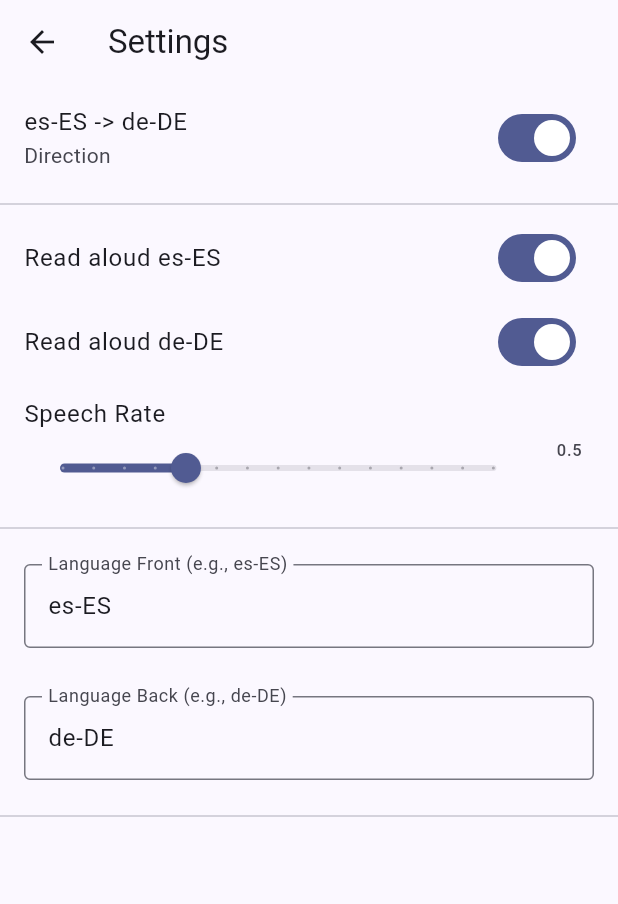
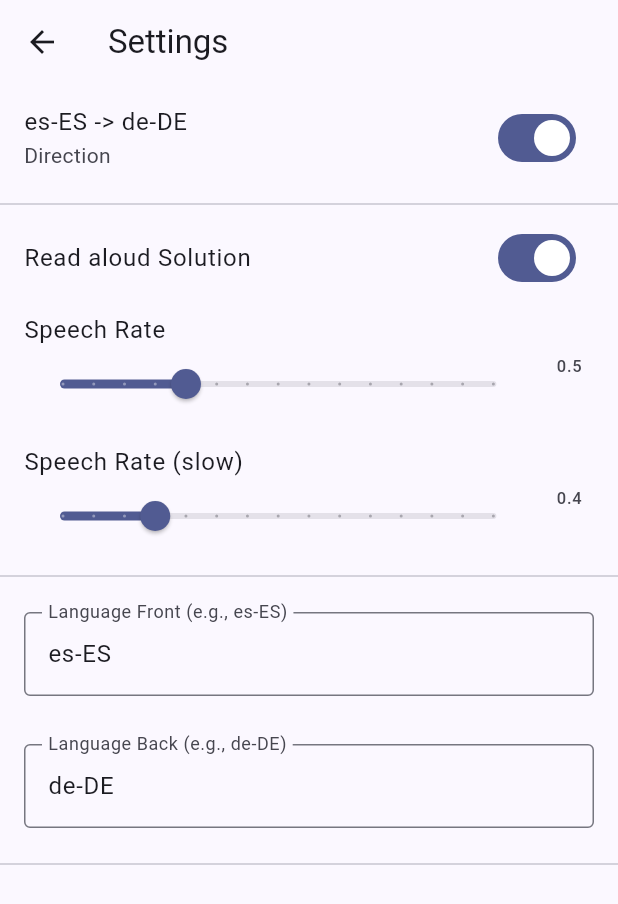
Before and after one commit to snst/wortschatz, a Flutter app: the SettingsView screen opened directly, on a phone screen of 412 x 824 dp. Shown: the top 904 px of the screen. Run offline on Flutter 3.47's test engine with Material 3 defaults, Android fonts, the phone set to English and light mode, and no system bars; our stand-ins replace drift, file_picker, flutter_riverpod, flutter_tts, shared_preferences; missing offline and left inert: translator; accounts and stored records are empty; generated files the repository leaves out were written again.

Commit message:
update restruct

```diff
--- a/lib/features/settings/settings_view.dart
+++ b/lib/features/settings/settings_view.dart
@@ -29,60 +29,57 @@ class _SettingsViewState extends ConsumerState<SettingsView> {
 
   @override
   Widget build(BuildContext context) {
-    final settingsAsync = ref.watch(settingsProvider);
+    final settings = ref.watch(settingsProvider);
+    final notifier = ref.read(settingsProvider.notifier);
+
+    if (_languageFrontController.text != settings.langFront && !_languageFrontController.selection.isValid) {
+      _languageFrontController.text = settings.langFront;
+    }
+    if (_languageBackController.text != settings.langBack && !_languageBackController.selection.isValid) {
+      _languageBackController.text = settings.langBack;
+    }
 
     return Scaffold(
       appBar: AppBar(
         title: const Text('Settings'),
       ),
-      body: settingsAsync.when(
-        loading: () => const Center(child: CircularProgressIndicator()),
-        error: (err, stack) => Center(child: Text('Error: $err')),
-        data: (settings) {
-          final frontFirst = settings['frontFirst'] as bool;
-          final readFront = settings['readFront'] as bool;
-          final readBack = settings['readBack'] as bool;
-          final langFront = settings['langFront'] as String;
-          final langBack = settings['langBack'] as String;
-          final speechRate = settings['speechRate'] as double;
-
-          if (_languageFrontController.text != langFront && !_languageFrontController.selection.isValid) {
-            _languageFrontController.text = langFront;
-          }
-          if (_languageBackController.text != langBack && !_languageBackController.selection.isValid) {
-            _languageBackController.text = langBack;
-          }
-
-          return ListView(
+      body: ListView(
         children: [
           SwitchListTile(
-                title: Text(frontFirst ? '$langFront -> $langBack' : '$langBack -> $langFront'),
+            title: Text(settings.frontIsQuestion ? '${settings.langFront} -> ${settings.langBack}' : '${settings.langBack} -> ${settings.langFront}'),
             subtitle: const Text('Direction'),
-                value: frontFirst,
-                onChanged: (val) => ref.read(settingsProvider.notifier).setFrontFirst(val),
+            value: settings.frontIsQuestion,
+            onChanged: (val) => notifier.frontFirst = val,
           ),
           const Divider(),
           SwitchListTile(
-                title: Text('Read aloud $langFront'),
-                value: readFront,
-                onChanged: (val) => ref.read(settingsProvider.notifier).setReadFront(val),
-              ),
-              SwitchListTile(
-                title: Text('Read aloud $langBack'),
-                value: readBack,
-                onChanged: (val) => ref.read(settingsProvider.notifier).setReadBack(val),
+            title: const Text('Read aloud Solution'),
+            value: settings.readAnswer,
+            onChanged: (val) => notifier.readAnswer = val,
           ),
           ListTile(
             title: const Text('Speech Rate'),
             subtitle: Slider(
-                  value: speechRate,
+              value: settings.speechRate,
               min: 0.1,
               max: 1.5,
               divisions: 14,
-                  label: speechRate.toStringAsFixed(1),
-                  onChanged: (val) => ref.read(settingsProvider.notifier).setSpeechRate(val),
+              label: settings.speechRate.toStringAsFixed(1),
+              onChanged: (val) => notifier.speechRate = val,
             ),
-                trailing: Text(speechRate.toStringAsFixed(1)),
+            trailing: Text(settings.speechRate.toStringAsFixed(1)),
+          ),
+          ListTile(
+            title: const Text('Speech Rate (slow)'),
+            subtitle: Slider(
+              value: settings.speechRateSlow,
+              min: 0.1,
+              max: 1.5,
+              divisions: 14,
+              label: settings.speechRateSlow.toStringAsFixed(1),
+              onChanged: (val) => notifier.speechRateSlow = val,
+            ),
+            trailing: Text(settings.speechRateSlow.toStringAsFixed(1)),
           ),
           const Divider(),
           Padding(
@@ -93,7 +90,7 @@ class _SettingsViewState extends ConsumerState<SettingsView> {
                 labelText: 'Language Front (e.g., es-ES)',
                 border: OutlineInputBorder(),
               ),
-                  onSubmitted: (val) => ref.read(settingsProvider.notifier).setLanguageFront(val),
+              onSubmitted: (val) => notifier.langFront = val,
             ),
           ),
           Padding(
@@ -104,13 +101,11 @@ class _SettingsViewState extends ConsumerState<SettingsView> {
                 labelText: 'Language Back (e.g., de-DE)',
                 border: OutlineInputBorder(),
               ),
-                  onSubmitted: (val) => ref.read(settingsProvider.notifier).setLanguageBack(val),
+              onSubmitted: (val) => notifier.langBack = val,
             ),
           ),
           const Divider(),
         ],
-          );
-        },
       ),
     );
   }
```
Also changed, not shown: lib/core/models/app_settings.dart (added, +64 -0 lines), lib/core/providers/service_providers.dart (+5 -5 lines), lib/core/services/import_export_service.dart (+21 -10 lines), lib/core/services/settings_service.dart (deleted, +0 -71 lines), lib/features/cards/card_dialog.dart (+18 -29 lines), lib/features/cards/manage_view.dart (+25 -16 lines), lib/features/learning/learning_notifier.dart (+55 -4 lines), lib/features/learning/learning_view.dart (+116 -79 lines), lib/features/settings/settings_notifier.dart (+15 -39 lines), lib/main.dart (+10 -2 lines). Lines whose indentation alone changed are shown as unchanged.
